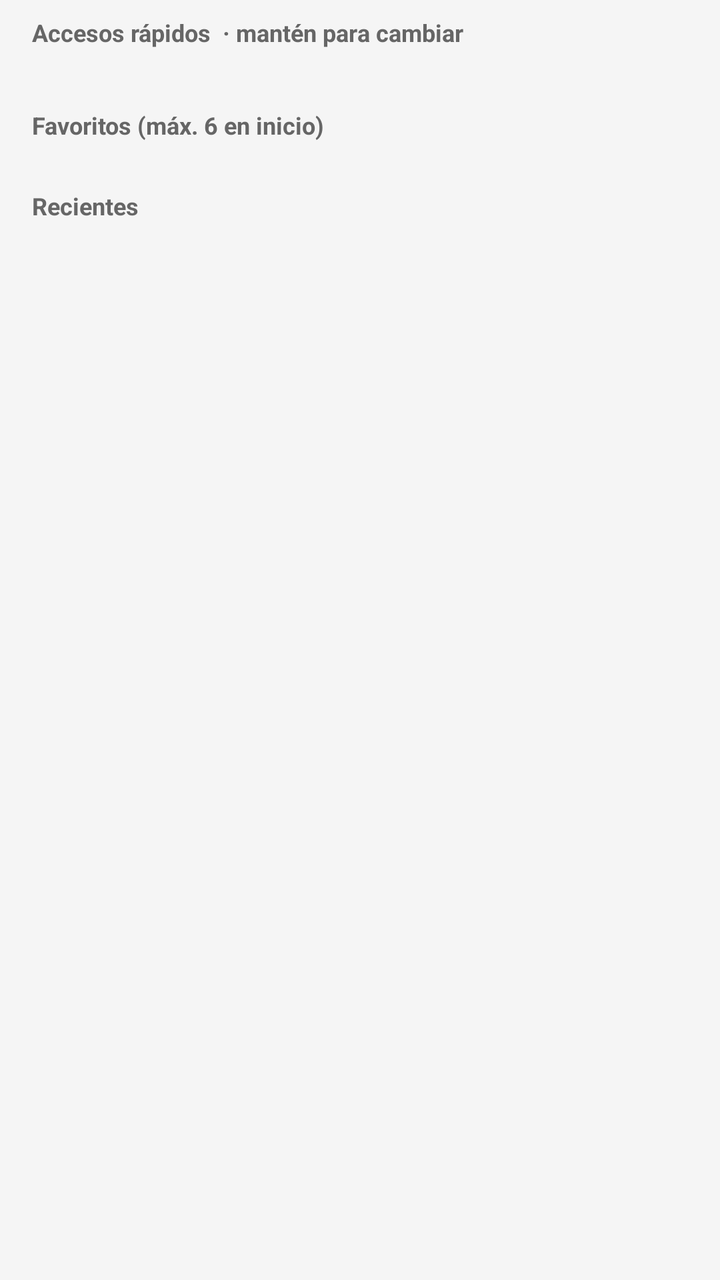
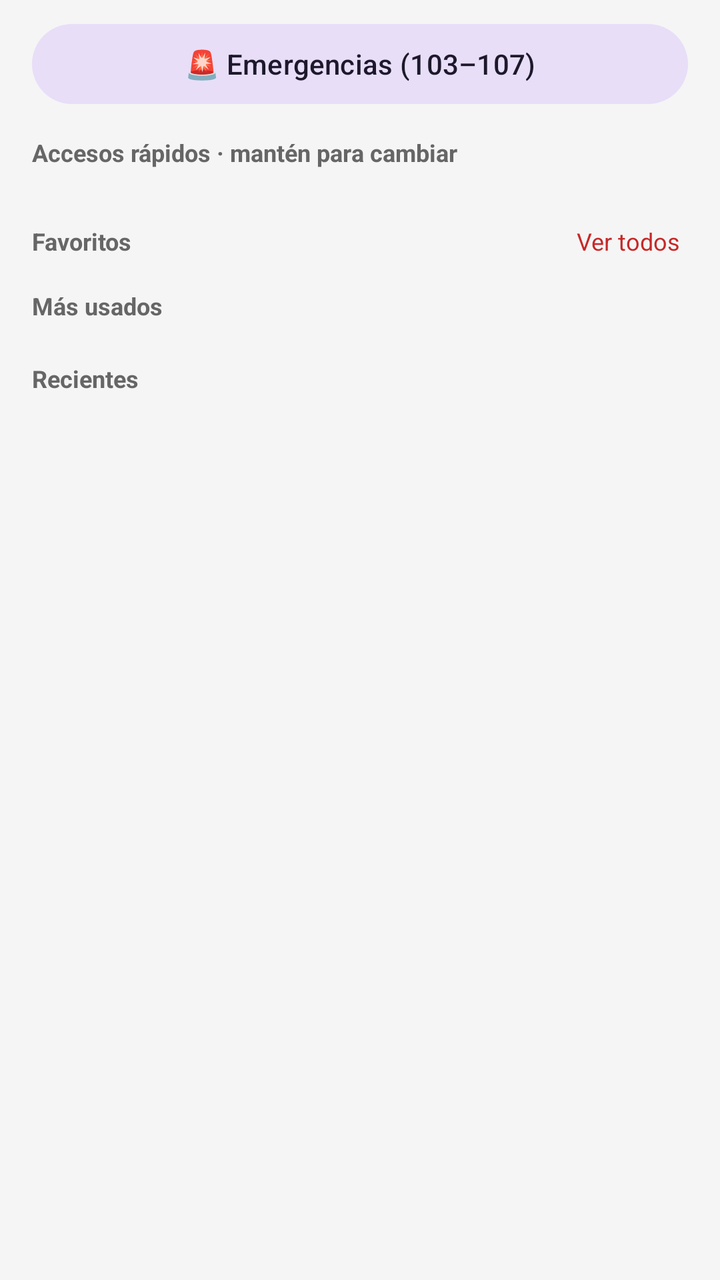

Compare the two renders of this Android layout. The source of the first and the diff that turns it into the second are given below.
<!-- AndroidManifest.xml: application theme Theme.UssdCuba -->
<!-- res/layout/fragment_home.xml -->
<?xml version="1.0" encoding="utf-8"?>
<androidx.core.widget.NestedScrollView
    xmlns:android="http://schemas.android.com/apk/res/android"
    android:layout_width="match_parent"
    android:layout_height="match_parent"
    android:fillViewport="true"
    android:background="?attr/colorSurface"
    android:clipToPadding="false"
    android:paddingBottom="16dp">

    <LinearLayout
        android:layout_width="match_parent"
        android:layout_height="wrap_content"
        android:orientation="vertical"
        android:paddingHorizontal="16dp">

        <TextView
            android:layout_width="match_parent"
            android:layout_height="wrap_content"
            android:layout_marginTop="8dp"
            android:layout_marginBottom="10dp"
            android:text="Accesos rápidos  · mantén para cambiar"
            android:textSize="12sp"
            android:textStyle="bold"
            android:textColor="?attr/colorOnSurfaceVariant" />

        <GridLayout
            android:id="@+id/gridShortcuts"
            android:layout_width="match_parent"
            android:layout_height="wrap_content"
            android:columnCount="2"
            android:alignmentMode="alignBounds" />

        <TextView
            android:layout_width="match_parent"
            android:layout_height="wrap_content"
            android:layout_marginTop="20dp"
            android:layout_marginBottom="8dp"
            android:text="Favoritos (máx. 6 en inicio)"
            android:textSize="12sp"
            android:textStyle="bold"
            android:textColor="?attr/colorOnSurfaceVariant" />

        <TextView
            android:id="@+id/tvFavEmpty"
            android:layout_width="match_parent"
            android:layout_height="wrap_content"
            android:text="Toca ★ en cualquier código"
            android:textSize="13sp"
            android:textColor="?attr/colorOnSurfaceVariant"
            android:padding="8dp"
            android:visibility="gone" />

        <androidx.recyclerview.widget.RecyclerView
            android:id="@+id/rvFavorites"
            android:layout_width="match_parent"
            android:layout_height="wrap_content"
            android:nestedScrollingEnabled="false"
            android:overScrollMode="never" />

        <TextView
            android:layout_width="match_parent"
            android:layout_height="wrap_content"
            android:layout_marginTop="16dp"
            android:layout_marginBottom="8dp"
            android:text="Recientes"
            android:textSize="12sp"
            android:textStyle="bold"
            android:textColor="?attr/colorOnSurfaceVariant" />

        <androidx.recyclerview.widget.RecyclerView
            android:id="@+id/rvRecents"
            android:layout_width="match_parent"
            android:layout_height="wrap_content"
            android:nestedScrollingEnabled="false"
            android:overScrollMode="never" />

        <TextView
            android:id="@+id/tvRecentsEmpty"
            android:layout_width="match_parent"
            android:layout_height="wrap_content"
            android:text="Aún no has marcado códigos"
            android:textSize="13sp"
            android:textColor="?attr/colorOnSurfaceVariant"
            android:gravity="center"
            android:padding="16dp"
            android:visibility="gone" />

    </LinearLayout>

</androidx.core.widget.NestedScrollView>
<!-- resources referenced by this layout -->
<resources>
  <style name="Theme.UssdCuba" parent="Theme.Material3.Dark.NoActionBar">
          <item name="colorPrimary">#EF5350</item>
          <item name="colorPrimaryContainer">#5C1A1A</item>
          <item name="colorOnPrimary">#FFFFFF</item>
          <item name="colorOnPrimaryContainer">#FFCDD2</item>
          <item name="colorSecondary">#42A5F5</item>
          <item name="colorOnSecondary">#FFFFFF</item>
          <item name="colorSurface">#121212</item>
          <item name="colorSurfaceContainer">#1E1E1E</item>
          <item name="colorOnSurface">#E8E8E8</item>
          <item name="colorOnSurfaceVariant">#A0A0A0</item>
          <item name="colorOutlineVariant">#333333</item>
          <item name="android:colorBackground">#121212</item>
          <item name="android:statusBarColor">#121212</item>
          <item name="android:navigationBarColor">#121212</item>
          <item name="android:windowBackground">#121212</item>
          <item name="android:windowIsTranslucent">false</item>
      </style>
</resources>

<!-- the commit's change to res/layout/fragment_home.xml (unified diff, before → after) -->
@@ -5,7 +5,6 @@
     android:layout_height="match_parent"
     android:fillViewport="true"
     android:background="?attr/colorSurface"
-    android:clipToPadding="false"
     android:paddingBottom="16dp">
 
     <LinearLayout
@@ -14,78 +13,72 @@
         android:orientation="vertical"
         android:paddingHorizontal="16dp">
 
-        <TextView
+        <com.google.android.material.button.MaterialButton
+            android:id="@+id/btnEmergency"
+            style="@style/Widget.Material3.Button.TonalButton"
             android:layout_width="match_parent"
             android:layout_height="wrap_content"
             android:layout_marginTop="8dp"
-            android:layout_marginBottom="10dp"
-            android:text="Accesos rápidos  · mantén para cambiar"
-            android:textSize="12sp"
-            android:textStyle="bold"
+            android:text="🚨 Emergencias (103–107)" />
+
+        <TextView android:layout_width="match_parent" android:layout_height="wrap_content"
+            android:layout_marginTop="12dp" android:layout_marginBottom="8dp"
+            android:text="Accesos rápidos · mantén para cambiar"
+            android:textSize="12sp" android:textStyle="bold"
             android:textColor="?attr/colorOnSurfaceVariant" />
 
-        <GridLayout
-            android:id="@+id/gridShortcuts"
-            android:layout_width="match_parent"
-            android:layout_height="wrap_content"
-            android:columnCount="2"
+        <GridLayout android:id="@+id/gridShortcuts" android:layout_width="match_parent"
+            android:layout_height="wrap_content" android:columnCount="2"
             android:alignmentMode="alignBounds" />
 
-        <TextView
-            android:layout_width="match_parent"
-            android:layout_height="wrap_content"
-            android:layout_marginTop="20dp"
-            android:layout_marginBottom="8dp"
-            android:text="Favoritos (máx. 6 en inicio)"
-            android:textSize="12sp"
-            android:textStyle="bold"
+        <LinearLayout android:layout_width="match_parent" android:layout_height="wrap_content"
+            android:orientation="horizontal" android:layout_marginTop="16dp" android:gravity="center_vertical">
+            <TextView android:layout_width="0dp" android:layout_height="wrap_content"
+                android:layout_weight="1" android:text="Favoritos"
+                android:textSize="12sp" android:textStyle="bold"
+                android:textColor="?attr/colorOnSurfaceVariant" />
+            <TextView android:id="@+id/tvSeeAllFav" android:layout_width="wrap_content"
+                android:layout_height="wrap_content" android:text="Ver todos"
+                android:textSize="12sp" android:textColor="?attr/colorPrimary"
+                android:padding="4dp" />
+        </LinearLayout>
+
+        <TextView android:id="@+id/tvFavEmpty" android:layout_width="match_parent"
+            android:layout_height="wrap_content" android:text="Toca ★ en cualquier código"
+            android:textSize="13sp" android:textColor="?attr/colorOnSurfaceVariant"
+            android:padding="8dp" android:visibility="gone" />
+
+        <androidx.recyclerview.widget.RecyclerView android:id="@+id/rvFavorites"
+            android:layout_width="match_parent" android:layout_height="wrap_content"
+            android:nestedScrollingEnabled="false" android:overScrollMode="never" />
+
+        <TextView android:layout_width="match_parent" android:layout_height="wrap_content"
+            android:layout_marginTop="12dp" android:layout_marginBottom="8dp"
+            android:text="Más usados" android:textSize="12sp" android:textStyle="bold"
             android:textColor="?attr/colorOnSurfaceVariant" />
 
-        <TextView
-            android:id="@+id/tvFavEmpty"
-            android:layout_width="match_parent"
-            android:layout_height="wrap_content"
-            android:text="Toca ★ en cualquier código"
-            android:textSize="13sp"
-            android:textColor="?attr/colorOnSurfaceVariant"
-            android:padding="8dp"
-            android:visibility="gone" />
+        <androidx.recyclerview.widget.RecyclerView android:id="@+id/rvMostUsed"
+            android:layout_width="match_parent" android:layout_height="wrap_content"
+            android:nestedScrollingEnabled="false" android:overScrollMode="never" />
 
-        <androidx.recyclerview.widget.RecyclerView
-            android:id="@+id/rvFavorites"
-            android:layout_width="match_parent"
-            android:layout_height="wrap_content"
-            android:nestedScrollingEnabled="false"
-            android:overScrollMode="never" />
+        <TextView android:id="@+id/tvMostEmpty" android:layout_width="match_parent"
+            android:layout_height="wrap_content" android:text="Se llenará al usar códigos"
+            android:textSize="13sp" android:textColor="?attr/colorOnSurfaceVariant"
+            android:padding="8dp" android:visibility="gone" />
 
-        <TextView
-            android:layout_width="match_parent"
-            android:layout_height="wrap_content"
-            android:layout_marginTop="16dp"
-            android:layout_marginBottom="8dp"
-            android:text="Recientes"
-            android:textSize="12sp"
-            android:textStyle="bold"
+        <TextView android:layout_width="match_parent" android:layout_height="wrap_content"
+            android:layout_marginTop="12dp" android:layout_marginBottom="8dp"
+            android:text="Recientes" android:textSize="12sp" android:textStyle="bold"
             android:textColor="?attr/colorOnSurfaceVariant" />
 
-        <androidx.recyclerview.widget.RecyclerView
-            android:id="@+id/rvRecents"
-            android:layout_width="match_parent"
-            android:layout_height="wrap_content"
-            android:nestedScrollingEnabled="false"
-            android:overScrollMode="never" />
+        <androidx.recyclerview.widget.RecyclerView android:id="@+id/rvRecents"
+            android:layout_width="match_parent" android:layout_height="wrap_content"
+            android:nestedScrollingEnabled="false" android:overScrollMode="never" />
 
-        <TextView
-            android:id="@+id/tvRecentsEmpty"
-            android:layout_width="match_parent"
-            android:layout_height="wrap_content"
-            android:text="Aún no has marcado códigos"
-            android:textSize="13sp"
-            android:textColor="?attr/colorOnSurfaceVariant"
-            android:gravity="center"
-            android:padding="16dp"
-            android:visibility="gone" />
+        <TextView android:id="@+id/tvRecentsEmpty" android:layout_width="match_parent"
+            android:layout_height="wrap_content" android:text="Aún no has marcado códigos"
+            android:textSize="13sp" android:textColor="?attr/colorOnSurfaceVariant"
+            android:gravity="center" android:padding="16dp" android:visibility="gone" />
 
     </LinearLayout>
-
 </androidx.core.widget.NestedScrollView>
<!-- resource entries referenced after the edit -->
@@ -1,10 +1,13 @@
 <!-- resources referenced by this layout -->
 <resources>
-  <style name="Theme.UssdCuba" parent="Theme.Material3.Dark.NoActionBar">
+  <style name="Theme.UssdCuba" parent="Theme.UssdCuba.Cuba.Dark" />
+  <style name="Theme.UssdCuba.Cuba.Dark" parent="Theme.UssdCuba.BaseDark">
           <item name="colorPrimary">#EF5350</item>
           <item name="colorPrimaryContainer">#5C1A1A</item>
           <item name="colorOnPrimary">#FFFFFF</item>
           <item name="colorOnPrimaryContainer">#FFCDD2</item>
+      </style>
+  <style name="Theme.UssdCuba.BaseDark" parent="Theme.Material3.Dark.NoActionBar">
           <item name="colorSecondary">#42A5F5</item>
           <item name="colorOnSecondary">#FFFFFF</item>
           <item name="colorSurface">#121212</item>
@@ -16,7 +19,6 @@
           <item name="android:statusBarColor">#121212</item>
           <item name="android:navigationBarColor">#121212</item>
           <item name="android:windowBackground">#121212</item>
-          <item name="android:windowIsTranslucent">false</item>
       </style>
 </resources>
 
